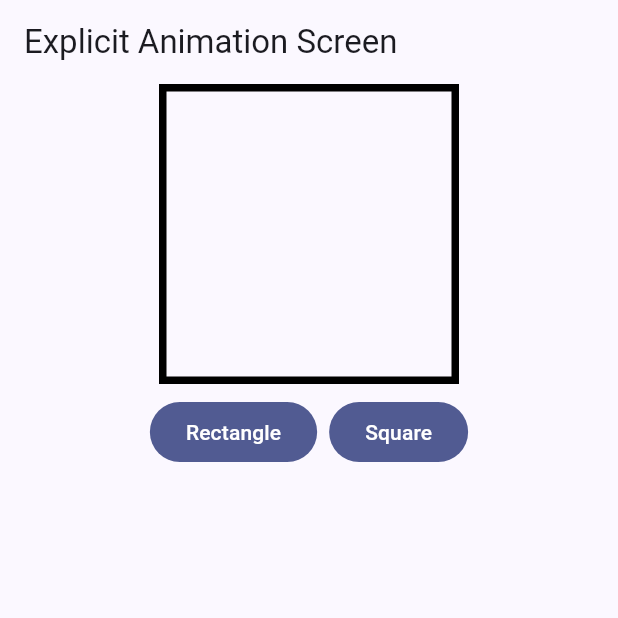
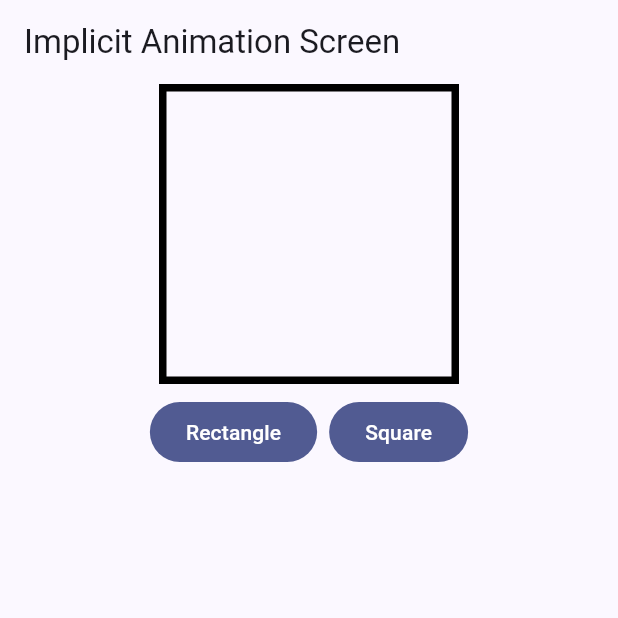
Before and after one commit to TechieBlossom/custom_implicit_animation, a Flutter app: the screen it shows after launch, on a phone screen of 412 x 824 dp, the top half of it. Run offline on Flutter 3.47's test engine with Material 2 defaults, Android fonts, the phone set to English and light mode, and no system bars.

Commit message:
Add implicit animation widget example

```diff
--- /dev/null
+++ b/lib/implicit_animation/implicit_animation_screen.dart
@@ -0,0 +1,51 @@
+import 'package:flutter/material.dart';
+
+class ImplicitAnimationScreen extends StatefulWidget {
+  const ImplicitAnimationScreen({super.key});
+
+  @override
+  State<ImplicitAnimationScreen> createState() =>
+      _ImplicitAnimationScreenState();
+}
+
+class _ImplicitAnimationScreenState extends State<ImplicitAnimationScreen> {
+  double _width = 200;
+  final _height = 200.0;
+
+  @override
+  Widget build(BuildContext context) {
+    return Scaffold(
+      appBar: AppBar(
+        title: const Text('Implicit Animation Screen'),
+      ),
+      body: Column(
+        crossAxisAlignment: CrossAxisAlignment.center,
+        children: [
+          AnimatedContainer(
+            duration: const Duration(seconds: 1),
+            width: _width,
+            height: _height,
+            decoration: BoxDecoration(
+              border: Border.all(
+                width: 5,
+              ),
+            ),
+          ),
+          ButtonBar(
+            alignment: MainAxisAlignment.center,
+            children: [
+              FilledButton(
+                onPressed: () => setState(() => _width = 400),
+                child: const Text('Rectangle'),
+              ),
+              FilledButton(
+                onPressed: () => setState(() => _width = 200),
+                child: const Text('Square'),
+              ),
+            ],
+          )
+        ],
+      ),
+    );
+  }
+}
--- a/lib/main.dart
+++ b/lib/main.dart
@@ -1,4 +1,4 @@
-import 'package:custom_implicit_animation/explicit_animation/explicit_animation_screen.dart';
+import 'package:custom_implicit_animation/implicit_animation/implicit_animation_screen.dart';
 import 'package:flutter/material.dart';
 
 void main() {
@@ -17,7 +17,7 @@ class MyApp extends StatelessWidget {
         useMaterial3: true,
         brightness: Brightness.light,
       ),
-      home: const ExplicitAnimationScreen(),
+      home: const ImplicitAnimationScreen(),
       debugShowCheckedModeBanner: false,
     );
   }
```
